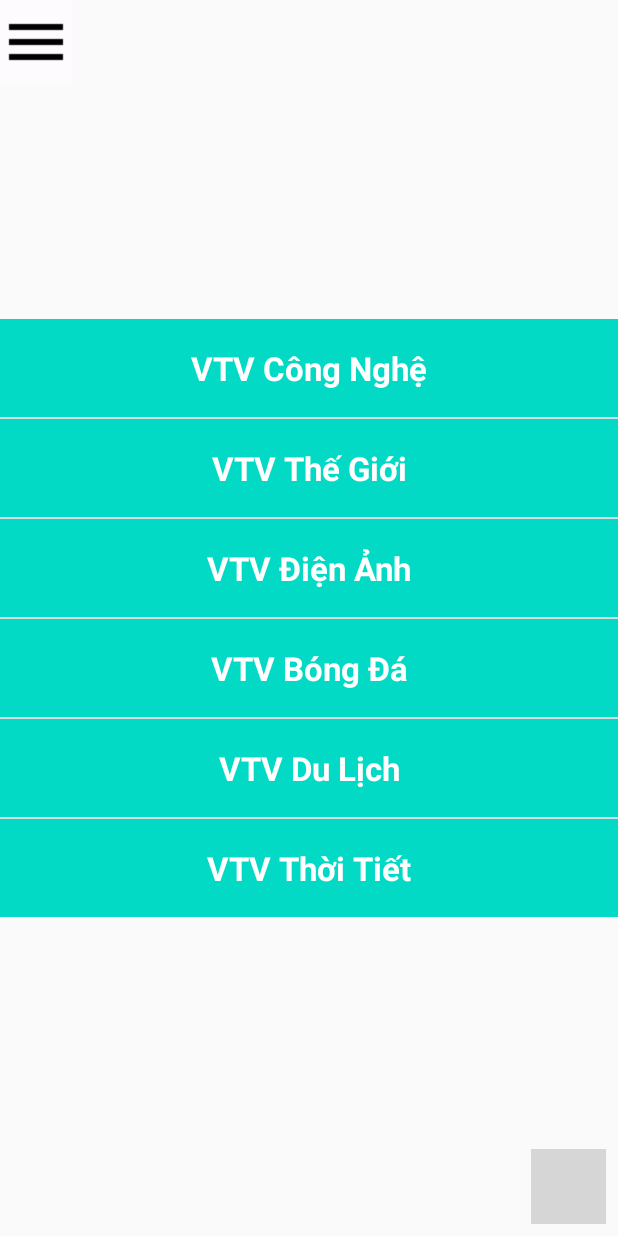
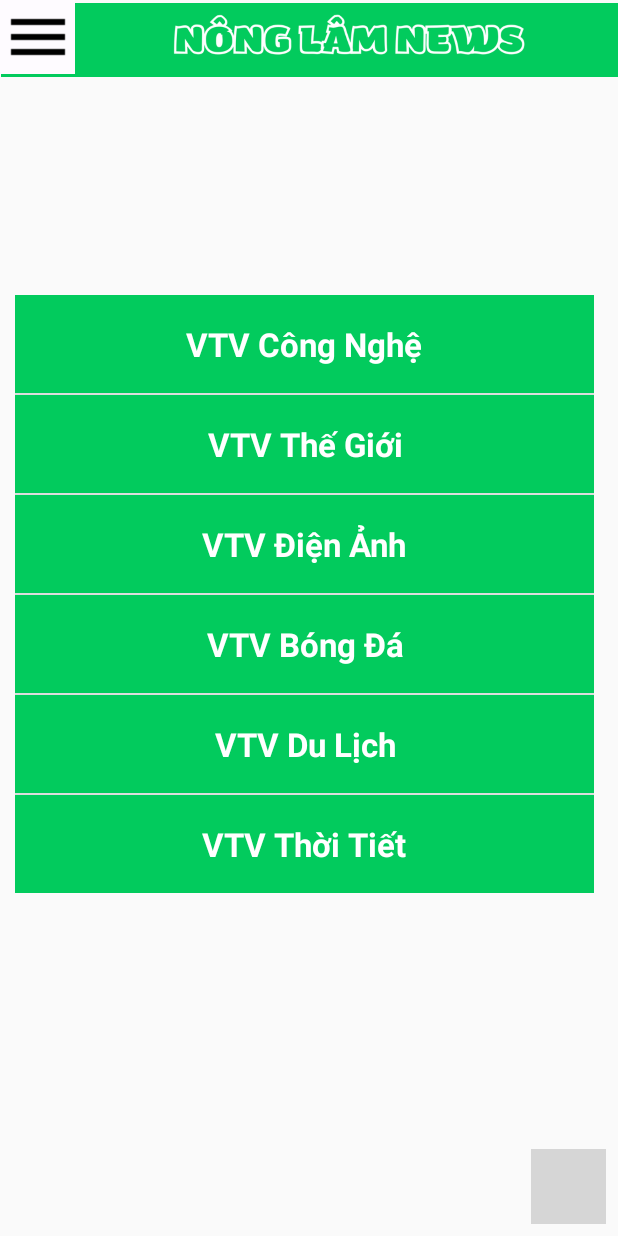
Before and after one commit to DinhHuyHoang-20130265/News, an Android app: the screen it shows after launch (MainActivity), on a phone screen of 412 x 824 dp. Run offline under Robolectric (Android 15) with nearby library versions, the phone set to English and light mode, and no system bars; grey boxes are pictures that could not be loaded.

Commit message:
giao dien

```diff
--- a/app/build.gradle
+++ b/app/build.gradle
@@ -34,6 +34,8 @@
     implementation 'androidx.constraintlayout:constraintlayout:2.1.1'
     implementation 'com.google.android.gms:play-services-maps:17.0.0'
     implementation 'androidx.drawerlayout:drawerlayout:1.1.1'
+    implementation 'androidx.gridlayout:gridlayout:1.0.0'
+    implementation 'androidx.recyclerview:recyclerview:1.2.1'
     testImplementation 'junit:junit:4.+'
     androidTestImplementation 'androidx.test.ext:junit:1.1.3'
     androidTestImplementation 'androidx.test.espresso:espresso-core:3.4.0'
--- a/app/src/main/AndroidManifest.xml
+++ b/app/src/main/AndroidManifest.xml
@@ -16,9 +16,9 @@
 
     <application
         android:allowBackup="true"
-        android:icon="@mipmap/news2"
+        android:icon="@mipmap/logo"
         android:label="@string/app_name"
-        android:roundIcon="@mipmap/news2"
+        android:roundIcon="@mipmap/logo"
         android:supportsRtl="true"
         android:theme="@style/Theme.Design.Light.NoActionBar">
         <activity
--- a/app/src/main/res/layout/activity_main.xml
+++ b/app/src/main/res/layout/activity_main.xml
@@ -12,27 +12,30 @@
         android:layout_width="match_parent"
         android:layout_height="match_parent">
 
-        <androidx.appcompat.widget.Toolbar
-            android:id="@+id/toolbar"
-            android:layout_width="@android:dimen/app_icon_size"
-            android:layout_height="?attr/actionBarSize"
-            android:background="@android:color/system_accent1_10"
-            android:theme="@style/ThemeOverlay.AppCompat.ActionBar"
-            app:navigationIcon="@drawable/ic_menu"
-            tools:targetApi="s" />
-
         <androidx.constraintlayout.widget.ConstraintLayout
             android:layout_width="match_parent"
             android:layout_height="match_parent">
 
-            <ListView
-                android:id="@+id/lv_main"
-                android:layout_width="0dp"
-                android:layout_height="wrap_content"
-                app:layout_constraintBottom_toBottomOf="parent"
-                app:layout_constraintEnd_toEndOf="parent"
-                app:layout_constraintStart_toStartOf="parent"
-                app:layout_constraintTop_toTopOf="parent" />
+            <!--            <ListView-->
+            <!--                android:id="@+id/lv_main"-->
+            <!--                android:layout_width="404dp"-->
+            <!--                android:layout_height="505dp"-->
+            <!--                app:layout_constraintBottom_toBottomOf="parent"-->
+            <!--                app:layout_constraintEnd_toEndOf="parent"-->
+            <!--                app:layout_constraintHorizontal_bias="0.571"-->
+            <!--                app:layout_constraintStart_toStartOf="parent"-->
+            <!--                app:layout_constraintTop_toTopOf="parent"-->
+            <!--                app:layout_constraintVertical_bias="0.497" />-->
+
+            <!--            <View-->
+            <!--                android:id="@+id/view_add"-->
+            <!--                android:layout_width="50dp"-->
+            <!--                android:layout_height="50dp"-->
+            <!--                android:layout_marginEnd="8dp"-->
+            <!--                android:layout_marginBottom="8dp"-->
+            <!--                android:background="@mipmap/ic_add"-->
+            <!--                app:layout_constraintBottom_toBottomOf="parent"-->
+            <!--                app:layout_constraintEnd_toEndOf="parent" />-->
 
             <View
                 android:id="@+id/view_add"
@@ -43,6 +46,52 @@
                 android:background="@mipmap/ic_add"
                 app:layout_constraintBottom_toBottomOf="parent"
                 app:layout_constraintEnd_toEndOf="parent" />
+
+            <GridLayout
+                android:id="@+id/gridLayout"
+                android:layout_width="402dp"
+                android:layout_height="539dp"
+                android:layout_marginBottom="96dp"
+                android:columnCount="2"
+                app:layout_constraintBottom_toBottomOf="parent"
+                app:layout_constraintEnd_toEndOf="parent"
+                app:layout_constraintHorizontal_bias="0.222"
+                app:layout_constraintStart_toStartOf="parent">
+
+                <ListView
+                    android:id="@+id/lv_main"
+                    android:layout_width="0dp"
+                    android:layout_height="wrap_content"
+                    android:layout_row="0"
+                    android:layout_column="0"
+                    android:layout_columnWeight="1"
+                    android:layout_margin="8dp" />
+
+
+            </GridLayout>
+
+            <ImageView
+                android:id="@+id/imageView"
+                android:layout_width="411dp"
+                android:layout_height="53dp"
+                app:layout_constraintEnd_toEndOf="parent"
+                app:layout_constraintHorizontal_bias="1.0"
+                app:layout_constraintStart_toStartOf="parent"
+                app:layout_constraintTop_toTopOf="parent"
+                app:srcCompat="@drawable/headers" />
+
+            <androidx.appcompat.widget.Toolbar
+                android:id="@+id/toolbar"
+                android:layout_width="50dp"
+                android:layout_height="49dp"
+                android:background="@android:color/system_accent1_10"
+                android:theme="@style/ThemeOverlay.AppCompat.ActionBar"
+                app:layout_constraintTop_toTopOf="parent"
+                app:navigationIcon="@drawable/ic_menu"
+                tools:layout_editor_absoluteX="2dp"
+                tools:targetApi="s"
+                tools:ignore="MissingConstraints" />
+
         </androidx.constraintlayout.widget.ConstraintLayout>
     </FrameLayout>
 
--- a/app/src/main/res/layout/item_title_main.xml
+++ b/app/src/main/res/layout/item_title_main.xml
@@ -4,7 +4,7 @@
     xmlns:tools="http://schemas.android.com/tools"
     android:layout_width="150dp"
     android:layout_height="65dp"
-    android:background="@color/teal_200">
+    android:background="#02CB5D">
 
     <TextView
         android:id="@+id/tv_name"
--- a/build.gradle
+++ b/build.gradle
@@ -5,7 +5,7 @@
         mavenCentral()
     }
     dependencies {
-        classpath 'com.android.tools.build:gradle:8.0.2'
+        classpath 'com.android.tools.build:gradle:7.3.1'
 
         // NOTE: Do not place your application dependencies here; they belong
         // in the individual module build.gradle files
```
Also changed, not shown: app/src/main/res/drawable/header.png (added), app/src/main/res/drawable/headers.png (added), app/src/main/res/mipmap-xxhdpi/logo.png (added).
